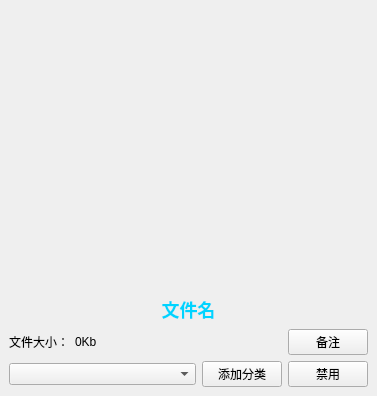
xiaoan-1/l4d2-mod-manager, file comp/modcard.ui: the form before one commit.
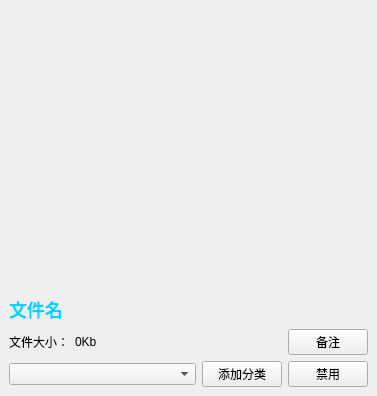
The form after the commit. Icons and pictures are not drawn.

Patch:
```diff
--- a/comp/modcard.ui
+++ b/comp/modcard.ui
@@ -99,10 +99,10 @@
          <bool>true</bool>
         </property>
         <property name="alignment">
-         <set>Qt::AlignmentFlag::AlignCenter</set>
+         <set>Qt::AlignmentFlag::AlignLeading|Qt::AlignmentFlag::AlignLeft|Qt::AlignmentFlag::AlignVCenter</set>
         </property>
         <property name="wordWrap">
-         <bool>true</bool>
+         <bool>false</bool>
         </property>
        </widget>
       </item>
```
